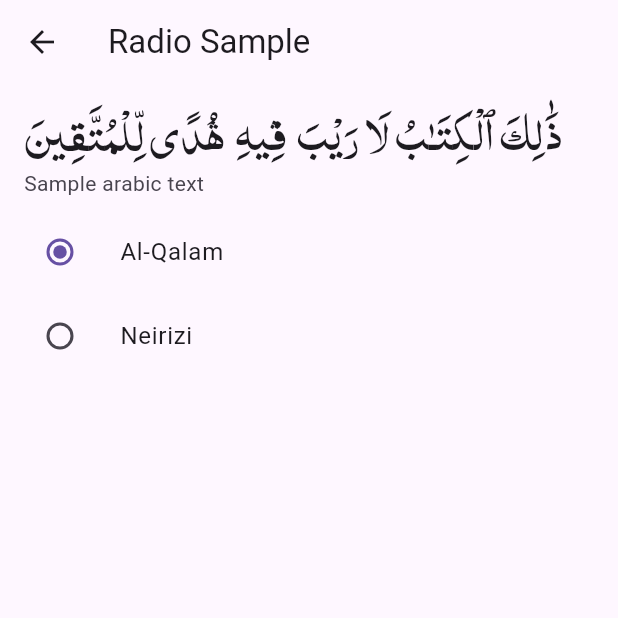
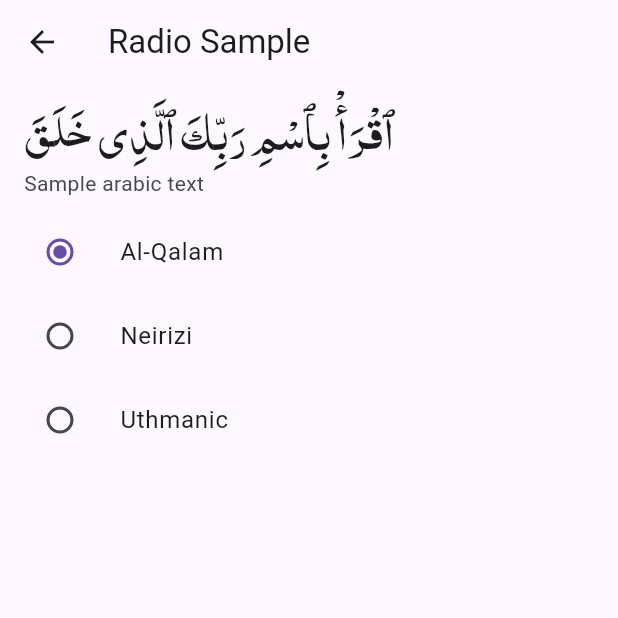
Before and after one commit to ashrafuzzaman/learn-quran, a Flutter app: the SettingsPage screen opened directly, on a phone screen of 412 x 824 dp, the top half of it. Run offline on Flutter 3.47's test engine with Material 3 defaults, Android fonts, the phone set to English and light mode, and no system bars; our stand-ins replace bloc, flip_card, flutter_bloc, freezed_annotation, yaml.

Commit message:
Add new fonts

```diff
--- a/lib/dto/font_family.dart
+++ b/lib/dto/font_family.dart
@@ -1,6 +1,7 @@
-enum FontFamilyOptions { alqalam, neirizi }
+enum FontFamilyOptions { alqalam, uthmanic, neirizi }
 
 const Map<FontFamilyOptions, String> fontMap = {
   FontFamilyOptions.alqalam: "Al-Qalam",
   FontFamilyOptions.neirizi: "Neirizi",
+  FontFamilyOptions.uthmanic: "Uthmanic",
 };
--- a/lib/screens/settings.dart
+++ b/lib/screens/settings.dart
@@ -23,8 +23,7 @@ class SettingsPage extends StatelessWidget {
 class FontSelector extends StatelessWidget {
   const FontSelector({super.key});
 
-  static const arabicTextSample =
-      "ذَٰلِكَ ٱلْكِتَـٰبُ لَا رَيْبَ ۛ فِيهِ ۛ هُدًى لِّلْمُتَّقِينَ";
+  static const arabicTextSample = "ٱقْرَأْ بِٱسْمِ رَبِّكَ ٱلَّذِى خَلَقَ";
 
   @override
   Widget build(BuildContext context) {
--- a/lib/widgets/quick_font_selector.dart
+++ b/lib/widgets/quick_font_selector.dart
@@ -11,7 +11,7 @@ class QuickFontSelector extends StatelessWidget {
     return BlocBuilder<ArabicFontCubit, FontFamilyOptions>(
       builder: (context, selectedFontFamilyOption) {
         return PopupMenuButton<FontFamilyOptions>(
-          icon: const Icon(Icons.language),
+          icon: const Icon(Icons.font_download),
           initialValue: selectedFontFamilyOption,
           onSelected: (FontFamilyOptions fontFamily) {
             context.read<ArabicFontCubit>().select(fontFamily);
--- a/pubspec.yaml
+++ b/pubspec.yaml
@@ -97,6 +97,9 @@ flutter:
     - family: Neirizi
       fonts:
         - asset: fonts/Neirizi.ttf
+    - family: Uthmanic
+      fonts:
+        - asset: fonts/UthmanicHafs1 Ver09_1.otf
   #   - family: Trajan Pro
   #     fonts:
   #       - asset: fonts/TrajanPro.ttf
```
Also changed, not shown: fonts/Al-Qalam-Quran-Majeed-Regular.ttf, fonts/UthmanicHafs1 Ver09_1.otf (added).
